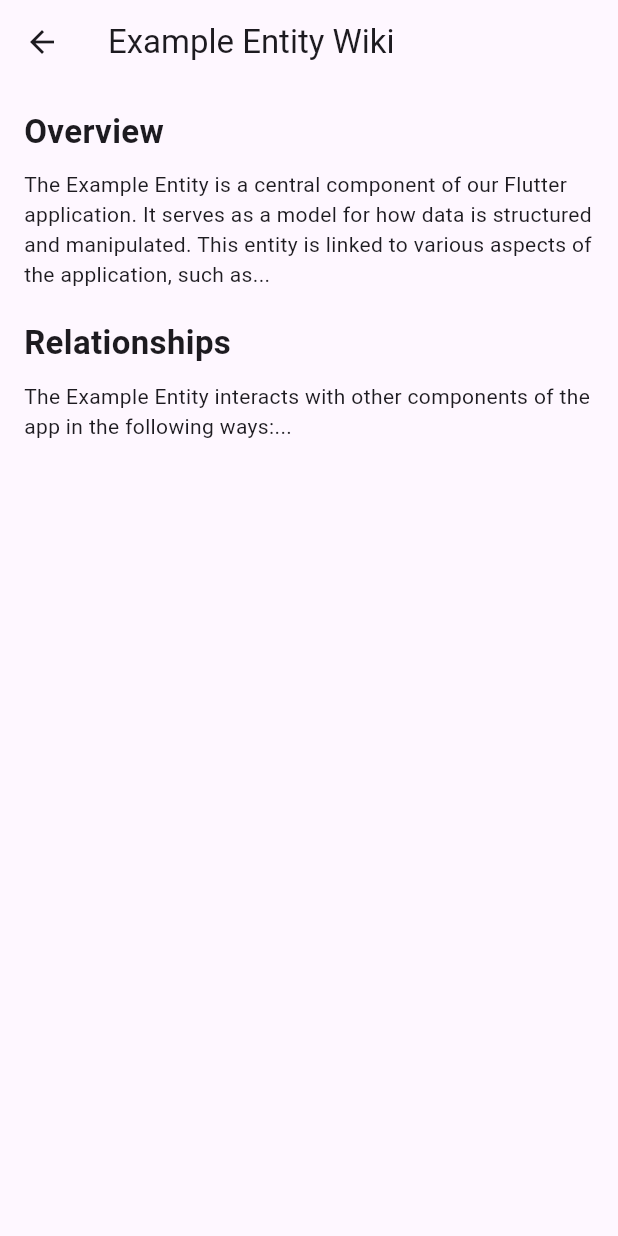
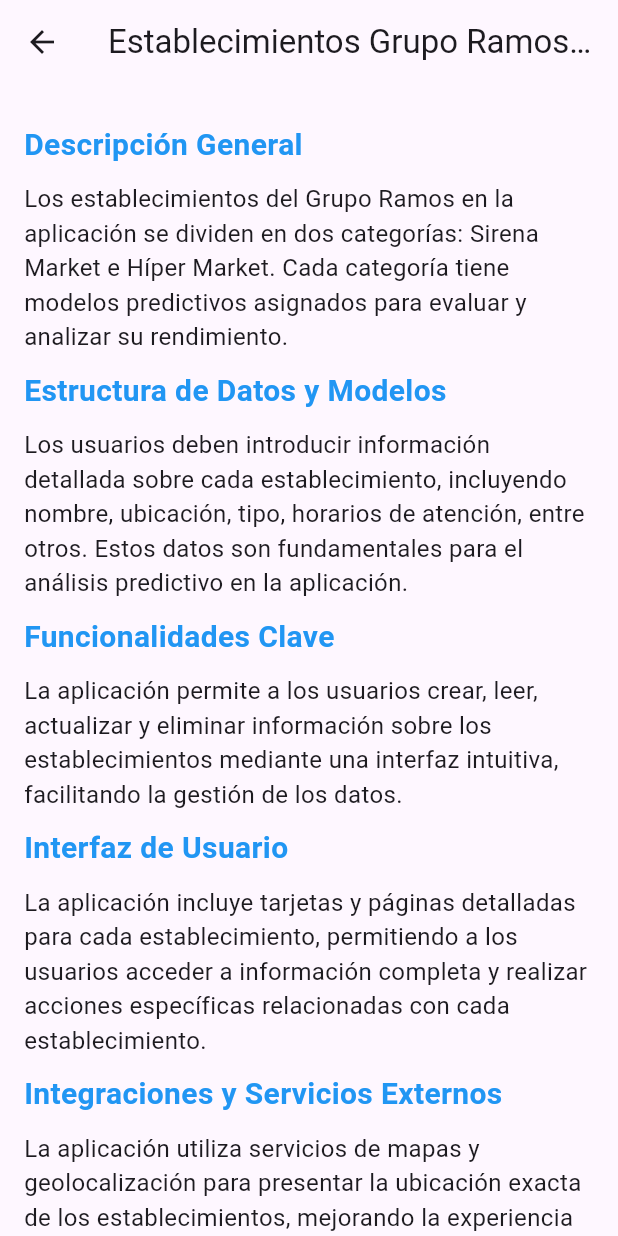
Before and after one commit to jgzalez/GrupoRamosLearningFactory, a Flutter app: the InstitutionsWiki screen opened directly, on a phone screen of 412 x 824 dp. Run offline on Flutter 3.47's test engine with Material 3 defaults, Android fonts, the phone set to English and light mode, and no system bars; our stand-ins replace firebase_auth, firebase_core, shared_preferences; accounts and stored records are empty; network calls fail.

```diff
--- a/lib/Wiki/InstitutionsWiki.dart
+++ b/lib/Wiki/InstitutionsWiki.dart
@@ -5,7 +5,7 @@ class InstitutionsWiki extends StatelessWidget {
   Widget build(BuildContext context) {
     return Scaffold(
       appBar: AppBar(
-        title: Text('Example Entity Wiki'),
+        title: Text('Establecimientos Grupo Ramos Wiki'),
         leading: IconButton(
           icon: Icon(Icons.arrow_back),
           onPressed: () => Navigator.pop(context),
@@ -17,32 +17,75 @@ class InstitutionsWiki extends StatelessWidget {
           child: Column(
             crossAxisAlignment: CrossAxisAlignment.start,
             children: <Widget>[
-              Text(
-                'Overview',
-                style: TextStyle(fontSize: 22, fontWeight: FontWeight.bold),
-              ),
-              SizedBox(height: 10),
-              Text(
-                  'The Example Entity is a central component of our Flutter application. '
-                  'It serves as a model for how data is structured and manipulated. '
-                  'This entity is linked to various aspects of the application, such as...'
-                  // More detailed explanation goes here.
-                  ),
-              SizedBox(height: 20),
-              Text(
-                'Relationships',
-                style: TextStyle(fontSize: 22, fontWeight: FontWeight.bold),
-              ),
-              SizedBox(height: 10),
-              Text(
-                  'The Example Entity interacts with other components of the app in the following ways:...'
-                  // Detailed explanation of relationships.
-                  ),
-              // Add more sections as needed
+              // Descripción General
+              sectionTitle('Descripción General'),
+              sectionContent(
+                  'Los establecimientos del Grupo Ramos en la aplicación se dividen en dos categorías: '
+                  'Sirena Market e Híper Market. Cada categoría tiene modelos predictivos asignados para evaluar y analizar su rendimiento.'),
+
+              // Estructura de Datos y Modelos
+              sectionTitle('Estructura de Datos y Modelos'),
+              sectionContent(
+                  'Los usuarios deben introducir información detallada sobre cada establecimiento, incluyendo nombre, ubicación, '
+                  'tipo, horarios de atención, entre otros. Estos datos son fundamentales para el análisis predictivo en la aplicación.'),
+
+              // Funcionalidades Clave
+              sectionTitle('Funcionalidades Clave'),
+              sectionContent(
+                  'La aplicación permite a los usuarios crear, leer, actualizar y eliminar información sobre los establecimientos '
+                  'mediante una interfaz intuitiva, facilitando la gestión de los datos.'),
+
+              // Interfaz de Usuario
+              sectionTitle('Interfaz de Usuario'),
+              sectionContent(
+                  'La aplicación incluye tarjetas y páginas detalladas para cada establecimiento, permitiendo a los usuarios '
+                  'acceder a información completa y realizar acciones específicas relacionadas con cada establecimiento.'),
+
+              // Integraciones y Servicios Externos
+              sectionTitle('Integraciones y Servicios Externos'),
+              sectionContent(
+                  'La aplicación utiliza servicios de mapas y geolocalización para presentar la ubicación exacta de los establecimientos, '
+                  'mejorando la experiencia del usuario y proporcionando datos precisos para el análisis.'),
+
+              // Seguridad y Privacidad
+              sectionTitle('Seguridad y Privacidad'),
+              sectionContent(
+                  'Se implementan medidas rigurosas para proteger los datos sensibles de los establecimientos. Los accesos y permisos '
+                  'se gestionan cuidadosamente para asegurar que solo los usuarios autorizados puedan ver o editar la información.'),
+
+              // Casos de Uso y Ejemplos
+              sectionTitle('Casos de Uso y Ejemplos'),
+              sectionContent(
+                  'Los establecimientos del Grupo Ramos son utilizados en diversos escenarios dentro de la aplicación, '
+                  'desde análisis de datos hasta interacciones específicas del usuario con cada establecimiento.'),
+
+              // Actualizaciones y Mantenimiento
+              sectionTitle('Actualizaciones y Mantenimiento'),
+              sectionContent(
+                  'La aplicación mantiene un registro de todas las actualizaciones importantes relacionadas con los establecimientos, '
+                  'y se planifican mejoras continuas para enriquecer aún más las funcionalidades y la precisión del análisis.'),
             ],
           ),
         ),
       ),
     );
   }
+
+  Widget sectionTitle(String title) {
+    return Padding(
+      padding: const EdgeInsets.symmetric(vertical: 10.0),
+      child: Text(
+        title,
+        style: TextStyle(
+            fontSize: 20, fontWeight: FontWeight.bold, color: Colors.blue),
+      ),
+    );
+  }
+
+  Widget sectionContent(String content) {
+    return Text(
+      content,
+      style: TextStyle(fontSize: 16),
+    );
+  }
 }
```
